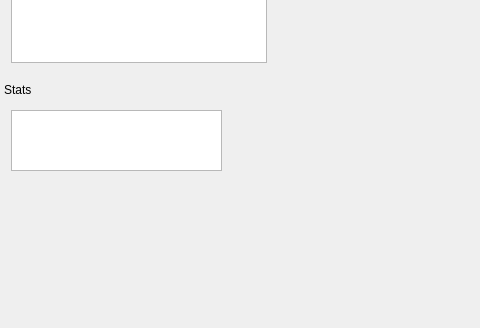
Qt form nandseewindow.ui (xobs/nandsee) before a commit; both pictures show x 0 to 480 and y 568 to 896 of the 1200 by 896 pixel window.
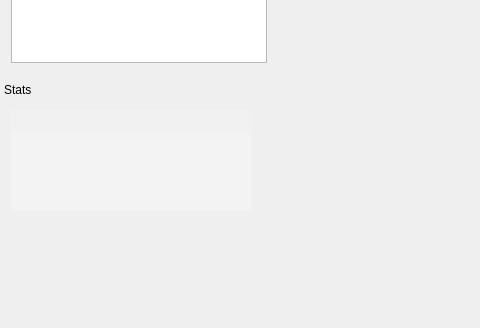
The same form after that commit. Custom widgets are drawn as their Qt base class.

Commit message: nandseewindow: Move some things around

The edit to the form file:
```diff
--- a/nandseewindow.ui
+++ b/nandseewindow.ui
@@ -346,18 +346,42 @@
          <rect>
           <x>0</x>
           <y>0</y>
-          <width>211</width>
-          <height>61</height>
+          <width>241</width>
+          <height>101</height>
          </rect>
         </property>
+        <property name="sizePolicy">
+         <sizepolicy hsizetype="Fixed" vsizetype="Expanding">
+          <horstretch>0</horstretch>
+          <verstretch>0</verstretch>
+         </sizepolicy>
+        </property>
         <property name="font">
          <font>
           <family>Courier</family>
          </font>
         </property>
+        <property name="acceptDrops">
+         <bool>false</bool>
+        </property>
+        <property name="styleSheet">
+         <string notr="true">background-color: rgba(255, 255, 255, 32);</string>
+        </property>
+        <property name="frameShape">
+         <enum>QFrame::NoFrame</enum>
+        </property>
+        <property name="undoRedoEnabled">
+         <bool>false</bool>
+        </property>
         <property name="readOnly">
          <bool>true</bool>
         </property>
+        <property name="plainText">
+         <string/>
+        </property>
+        <property name="backgroundVisible">
+         <bool>true</bool>
+        </property>
        </widget>
       </widget>
      </item>
```
The commit also changes 1 other file.
